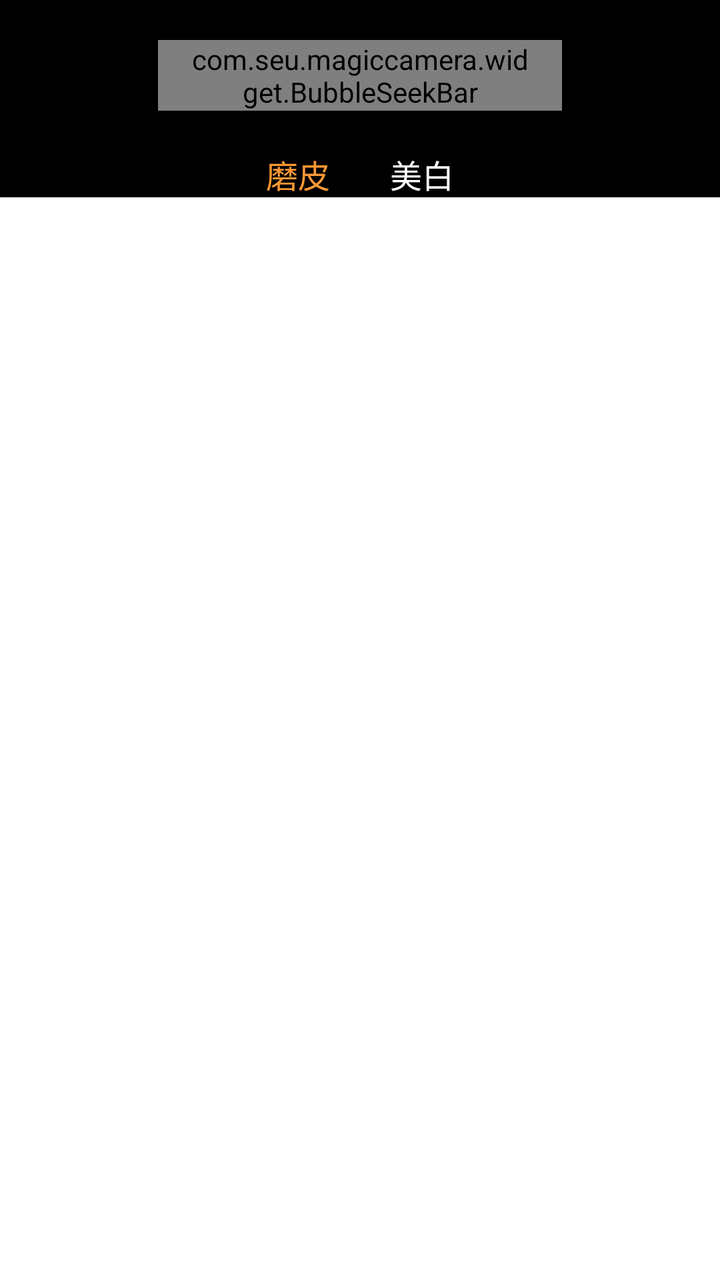
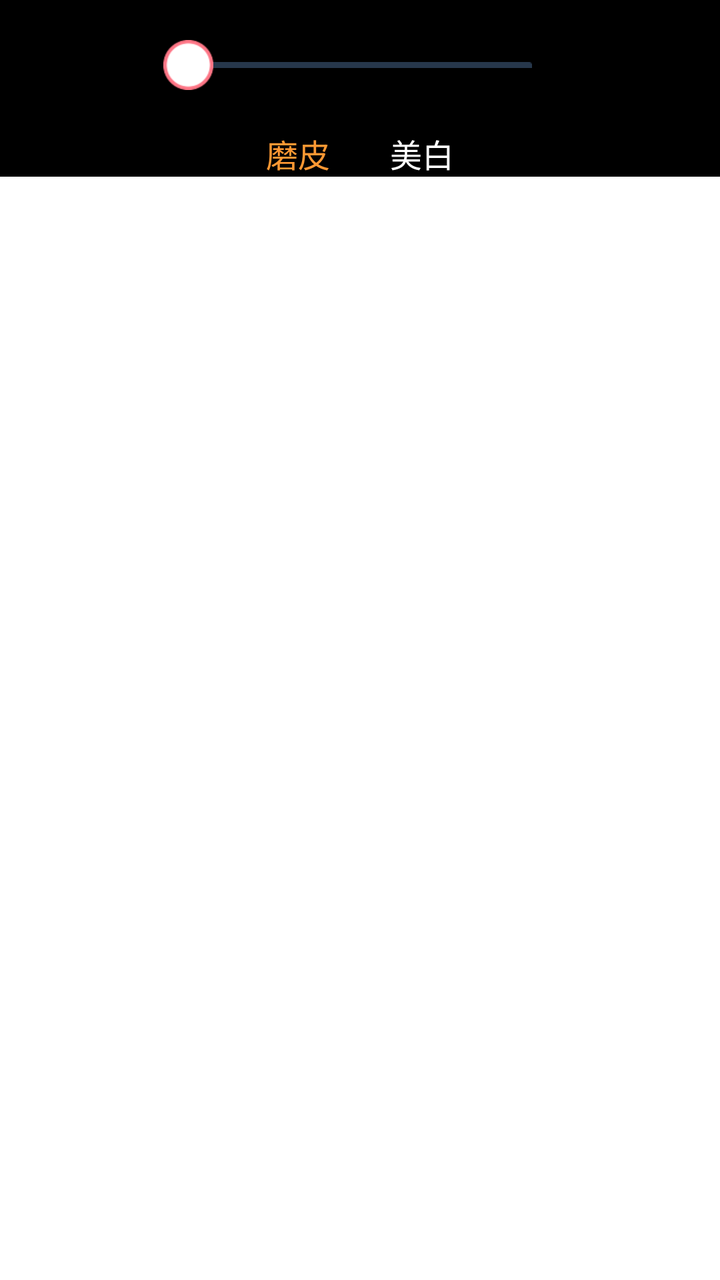

Screens rendered from an Android XML layout before and after an edit, with the pre-edit source and the edit as a unified diff.
<!-- AndroidManifest.xml: another module's application theme AppTheme -->
<!-- res/layout/fragment_image_edit_beauty.xml -->
<?xml version="1.0" encoding="utf-8"?>
<LinearLayout xmlns:android="http://schemas.android.com/apk/res/android"
    android:layout_width="match_parent"
    android:layout_height="wrap_content" 
    android:orientation="vertical">
    <RelativeLayout 
	    android:id="@+id/fragment_beauty_skin"
	    android:layout_width="match_parent"
	    android:layout_height="wrap_content"
	    android:padding="20dp"
	    android:background="@android:color/black"
	    android:gravity="center">
	    <com.seu.magiccamera.widget.BubbleSeekBar
	        android:id="@+id/fragment_beauty_skin_seekbar"
	        android:layout_width="202dip"
	        android:layout_height="wrap_content"
	        style="@style/SeekBar.Light">
	        
	    </com.seu.magiccamera.widget.BubbleSeekBar>
	</RelativeLayout>
	<RelativeLayout 
	    android:id="@+id/fragment_beauty_color"
	    android:layout_width="match_parent"
	    android:layout_height="wrap_content"
	    android:padding="20dp"
	    android:background="@android:color/black"
	    android:gravity="center"
	    android:visibility="gone">
	    <com.seu.magiccamera.widget.BubbleSeekBar
	        android:id="@+id/fragment_beauty_white_seekbar"
	        android:layout_width="202dip"
	        android:layout_height="wrap_content"
	        style="@style/SeekBar.Light">
	        
	    </com.seu.magiccamera.widget.BubbleSeekBar>
	</RelativeLayout>
    <RadioGroup 
	    android:id="@+id/fragment_beauty_radiogroup"
	    android:layout_width="match_parent"
	    android:layout_height="wrap_content"
	    android:orientation="horizontal"
	    android:background="@android:color/background_dark"
	    android:gravity="center">
	    
        <RadioButton     
            android:id="@+id/fragment_beauty_btn_skinsmooth"  
	        android:layout_width="wrap_content"
	        android:layout_height="wrap_content"
	        android:text="磨皮"
	        android:button="@null"
	        android:gravity="center"
	        android:paddingLeft="15dp"
	    	android:paddingRight="15dp"
	    	android:checked="true"
	        android:textColor="@color/selector_image_edit"/>
        
        <RadioButton
            android:id="@+id/fragment_beauty_btn_skincolor"  
	        android:layout_width="wrap_content"
	        android:layout_height="wrap_content"
	        android:text="美白"
	        android:button="@null"
	        android:gravity="center"
	        android:textColor="@color/selector_image_edit"
	        android:paddingLeft="15dp"
	    	android:paddingRight="15dp"/>
        
    </RadioGroup>   

</LinearLayout>
<!-- resources referenced by this layout -->
<resources>
  <style name="SeekBar.Light" parent="@style/SeekBar">
          <item name="android:layout_marginTop">0.0dip</item>
          <item name="android:layout_marginBottom">0.0dip</item>
          <item name="android:progressDrawable">@drawable/seekbar_progress_light</item>
          <item name="android:thumb">@drawable/seekbar_thumb_light</item>
      </style>
  <style name="AppTheme" parent="AppBaseTheme">
          <item name="android:windowNoTitle">true</item>
          <item name="android:windowFullscreen">true</item>
          <item name="android:windowContentOverlay">@null</item>
      </style>
  <style name="SeekBar">
          <item name="android:paddingLeft">15.0dip</item>
          <item name="android:paddingRight">15.0dip</item>
          <item name="android:layout_width">fill_parent</item>
          <item name="android:layout_height">wrap_content</item>
          <item name="android:layout_marginTop">5.0dip</item>
          <item name="android:layout_marginBottom">5.0dip</item>
          <item name="android:maxHeight">@dimen/seekbar_progress_height</item>
          <item name="android:progressDrawable">@drawable/seekbar_progress</item>
          <item name="android:minHeight">@dimen/seekbar_progress_height</item>
          <item name="android:thumb">@drawable/seekbar_thumb</item>
          <item name="android:isScrollContainer">true</item>
          <item name="android:fadeScrollbars">true</item>
      </style>
  <!-- drawable seekbar_progress_light (drawable) -->
  <?xml version="1.0" encoding="utf-8"?>
  <layer-list
    xmlns:android="http://schemas.android.com/apk/res/android">
      <item android:id="@android:id/background">
          <nine-patch android:src="@drawable/seekbar_bg_light" />
      </item>
      <item android:id="@android:id/progress">
          <clip>
              <nine-patch android:src="@drawable/seekbar_primary_progress" />
          </clip>
      </item>
  </layer-list>
  <!-- drawable seekbar_thumb_light (drawable) -->
  <?xml version="1.0" encoding="utf-8"?>
  <selector
    xmlns:android="http://schemas.android.com/apk/res/android">
      <item android:state_selected="true" android:drawable="@drawable/ic_seekbar_thumb_light_pressed" />
      <item android:state_focused="true" android:drawable="@drawable/ic_seekbar_thumb_light_pressed" />
      <item android:state_pressed="true" android:drawable="@drawable/ic_seekbar_thumb_light_pressed" />
      <item android:drawable="@drawable/ic_seekbar_thumb_light_normal" />
  </selector>
  <style name="AppBaseTheme" parent="android:Theme.Light">
          
      </style>
  <dimen name="seekbar_progress_height">3.0dip</dimen>
  <!-- drawable seekbar_progress (drawable) -->
  <?xml version="1.0" encoding="utf-8"?>
  <layer-list
    xmlns:android="http://schemas.android.com/apk/res/android">
      <item android:id="@android:id/background">
          <nine-patch android:src="@drawable/seekbar_bg" />
      </item>
      <item android:id="@android:id/progress">
          <clip>
              <nine-patch android:src="@drawable/seekbar_primary_progress" />
          </clip>
      </item>
  </layer-list>
  <!-- drawable seekbar_thumb (drawable) -->
  <?xml version="1.0" encoding="utf-8"?>
  <selector
    xmlns:android="http://schemas.android.com/apk/res/android">
      <item android:state_selected="true" android:drawable="@drawable/ic_seekbar_thumb_pressed" />
      <item android:state_focused="true" android:drawable="@drawable/ic_seekbar_thumb_pressed" />
      <item android:state_pressed="true" android:drawable="@drawable/ic_seekbar_thumb_pressed" />
      <item android:drawable="@drawable/ic_seekbar_thumb_normal" />
  </selector>
  <!-- drawable seekbar_bg_light: png bitmap (drawable-xhdpi, 117 bytes) -->
  <!-- drawable seekbar_primary_progress: png bitmap (drawable-xhdpi, 110 bytes) -->
  <!-- drawable seekbar_bg: png bitmap (drawable-xhdpi, 116 bytes) -->
  <!-- drawable ic_seekbar_thumb_pressed: png bitmap (drawable-xhdpi, 386 bytes) -->
  <!-- drawable ic_seekbar_thumb_normal: png bitmap (drawable-xhdpi, 484 bytes) -->
  <!-- unchanged entries left out for length: 2 -->
</resources>

<!-- the commit's change to res/layout/fragment_image_edit_beauty.xml (unified diff, before → after) -->
@@ -1,70 +1,75 @@
 <?xml version="1.0" encoding="utf-8"?>
 <LinearLayout xmlns:android="http://schemas.android.com/apk/res/android"
     android:layout_width="match_parent"
-    android:layout_height="wrap_content" 
+    android:layout_height="wrap_content"
     android:orientation="vertical">
-    <RelativeLayout 
-	    android:id="@+id/fragment_beauty_skin"
-	    android:layout_width="match_parent"
-	    android:layout_height="wrap_content"
-	    android:padding="20dp"
-	    android:background="@android:color/black"
-	    android:gravity="center">
-	    <com.seu.magiccamera.widget.BubbleSeekBar
-	        android:id="@+id/fragment_beauty_skin_seekbar"
-	        android:layout_width="202dip"
-	        android:layout_height="wrap_content"
-	        style="@style/SeekBar.Light">
-	        
-	    </com.seu.magiccamera.widget.BubbleSeekBar>
-	</RelativeLayout>
-	<RelativeLayout 
-	    android:id="@+id/fragment_beauty_color"
-	    android:layout_width="match_parent"
-	    android:layout_height="wrap_content"
-	    android:padding="20dp"
-	    android:background="@android:color/black"
-	    android:gravity="center"
-	    android:visibility="gone">
-	    <com.seu.magiccamera.widget.BubbleSeekBar
-	        android:id="@+id/fragment_beauty_white_seekbar"
-	        android:layout_width="202dip"
-	        android:layout_height="wrap_content"
-	        style="@style/SeekBar.Light">
-	        
-	    </com.seu.magiccamera.widget.BubbleSeekBar>
-	</RelativeLayout>
-    <RadioGroup 
-	    android:id="@+id/fragment_beauty_radiogroup"
-	    android:layout_width="match_parent"
-	    android:layout_height="wrap_content"
-	    android:orientation="horizontal"
-	    android:background="@android:color/background_dark"
-	    android:gravity="center">
-	    
-        <RadioButton     
-            android:id="@+id/fragment_beauty_btn_skinsmooth"  
-	        android:layout_width="wrap_content"
-	        android:layout_height="wrap_content"
-	        android:text="磨皮"
-	        android:button="@null"
-	        android:gravity="center"
-	        android:paddingLeft="15dp"
-	    	android:paddingRight="15dp"
-	    	android:checked="true"
-	        android:textColor="@color/selector_image_edit"/>
-        
+
+    <RelativeLayout
+        android:id="@+id/fragment_beauty_skin"
+        android:layout_width="match_parent"
+        android:layout_height="wrap_content"
+        android:background="@android:color/black"
+        android:gravity="center"
+        android:padding="20dp">
+
+        <androidx.appcompat.widget.AppCompatSeekBar
+            android:id="@+id/fragment_beauty_skin_seekbar"
+            style="@style/SeekBar.Light"
+            android:layout_width="202dip"
+            android:layout_height="wrap_content">
+
+        </androidx.appcompat.widget.AppCompatSeekBar>
+    </RelativeLayout>
+
+    <RelativeLayout
+        android:id="@+id/fragment_beauty_color"
+        android:layout_width="match_parent"
+        android:layout_height="wrap_content"
+        android:background="@android:color/black"
+        android:gravity="center"
+        android:padding="20dp"
+        android:visibility="gone">
+
+        <androidx.appcompat.widget.AppCompatSeekBar
+            android:id="@+id/fragment_beauty_white_seekbar"
+            style="@style/SeekBar.Light"
+            android:layout_width="202dip"
+            android:layout_height="wrap_content">
+
+        </androidx.appcompat.widget.AppCompatSeekBar>
+    </RelativeLayout>
+
+    <RadioGroup
+        android:id="@+id/fragment_beauty_radiogroup"
+        android:layout_width="match_parent"
+        android:layout_height="wrap_content"
+        android:background="@android:color/background_dark"
+        android:gravity="center"
+        android:orientation="horizontal">
+
         <RadioButton
-            android:id="@+id/fragment_beauty_btn_skincolor"  
-	        android:layout_width="wrap_content"
-	        android:layout_height="wrap_content"
-	        android:text="美白"
-	        android:button="@null"
-	        android:gravity="center"
-	        android:textColor="@color/selector_image_edit"
-	        android:paddingLeft="15dp"
-	    	android:paddingRight="15dp"/>
-        
-    </RadioGroup>   
+            android:id="@+id/fragment_beauty_btn_skinsmooth"
+            android:layout_width="wrap_content"
+            android:layout_height="wrap_content"
+            android:button="@null"
+            android:checked="true"
+            android:gravity="center"
+            android:paddingLeft="15dp"
+            android:paddingRight="15dp"
+            android:text="磨皮"
+            android:textColor="@color/selector_image_edit" />
+
+        <RadioButton
+            android:id="@+id/fragment_beauty_btn_skincolor"
+            android:layout_width="wrap_content"
+            android:layout_height="wrap_content"
+            android:button="@null"
+            android:gravity="center"
+            android:paddingLeft="15dp"
+            android:paddingRight="15dp"
+            android:text="美白"
+            android:textColor="@color/selector_image_edit" />
+
+    </RadioGroup>
 
 </LinearLayout>
